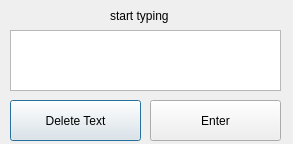
Old version of the form interfaces/fr2.ui in the repository PotatoJedi/FaceSwitch2.
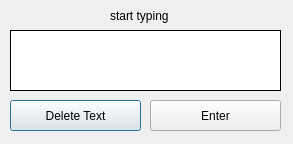
New version of the form.

Commit message: Changed the colour of the edge to blue - second window

Patch:
```diff
--- a/interfaces/fr2.ui
+++ b/interfaces/fr2.ui
@@ -38,6 +38,12 @@
      <height>61</height>
     </rect>
    </property>
+   <property name="frameShape">
+    <enum>QFrame::Panel</enum>
+   </property>
+   <property name="frameShadow">
+    <enum>QFrame::Plain</enum>
+   </property>
   </widget>
   <widget class="QPushButton" name="btnDeleteText">
    <property name="geometry">
@@ -45,7 +51,7 @@
      <x>10</x>
      <y>100</y>
      <width>131</width>
-     <height>41</height>
+     <height>31</height>
     </rect>
    </property>
    <property name="text">
@@ -58,7 +64,7 @@
      <x>150</x>
      <y>100</y>
      <width>131</width>
-     <height>41</height>
+     <height>31</height>
     </rect>
    </property>
    <property name="text">
```
The commit also changes 1 other file.
